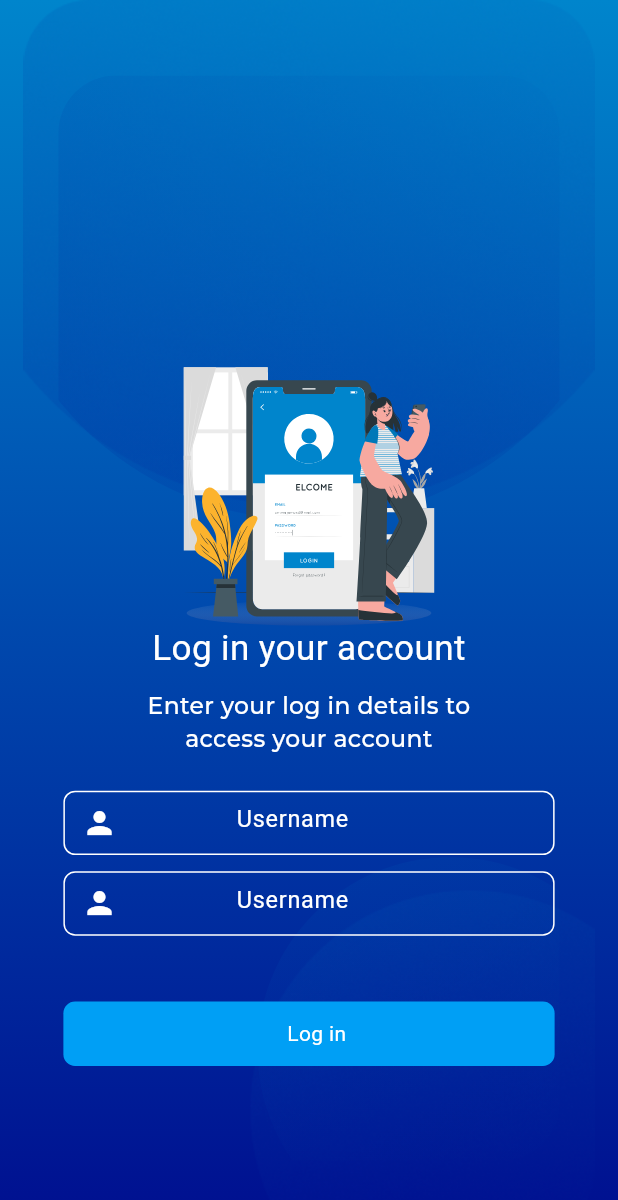
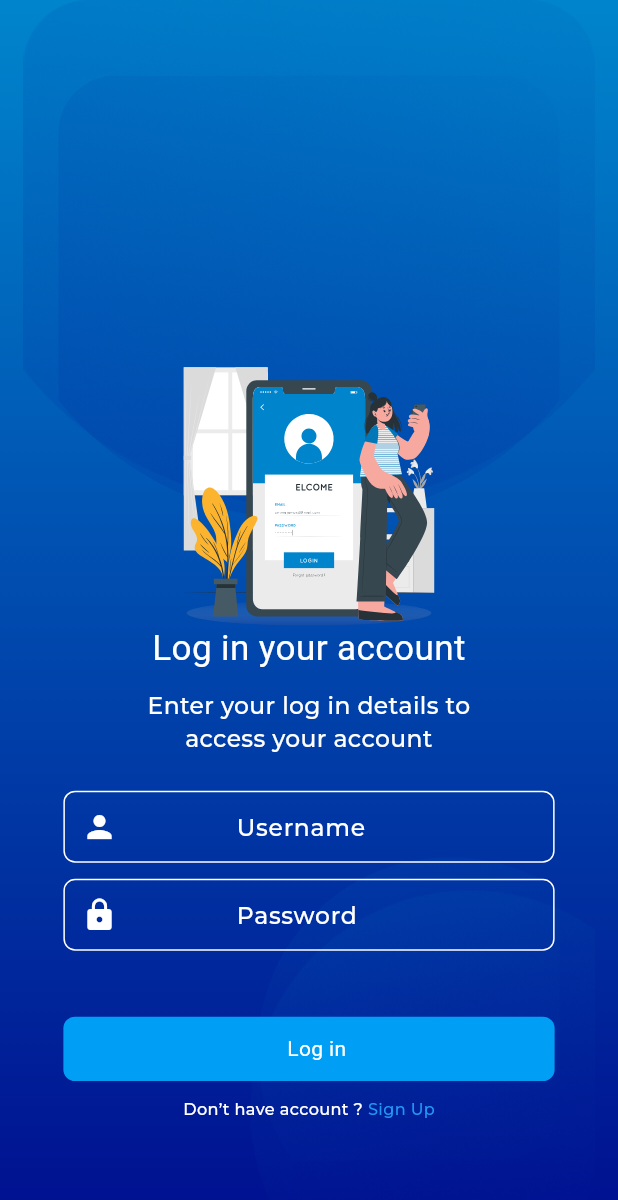
Before and after one commit to alsakniahmad51/Quis, a Flutter app: the LoginPage screen opened by its route, on a phone screen of 412 x 824 dp. Shown: the top 1200 px of the screen. Run offline on Flutter 3.47's test engine with Material 3 defaults, Android fonts, the phone set to English and light mode, and no system bars; our stand-ins replace flutter_screenutil, flutter_svg, font_awesome_flutter, introduction_screen; Roboto replaces fonts that are missing (mochiy).

Commit message:
Finish login page

```diff
--- a/lib/core/util/constants.dart
+++ b/lib/core/util/constants.dart
@@ -5,8 +5,3 @@ abstract class AppSize {
 
 String fontApp = 'mochiy';
 String montserrate = 'montserrat';
-void main() {
-  Set<String> a = {"Ahmad", "kd", "dkd"};
-
-  print(a.elementAt(0));
-}
--- a/lib/features/Authentecation/presentation/pages/login.dart
+++ b/lib/features/Authentecation/presentation/pages/login.dart
@@ -1,8 +1,7 @@
 import 'package:flutter/material.dart';
 import 'package:flutter_screenutil/flutter_screenutil.dart';
-import 'package:flutter_svg/svg.dart';
 import 'package:quis_app/core/util/constants.dart';
-import 'package:quis_app/features/Authentecation/presentation/widgets/customtextfield.dart';
+import 'package:quis_app/features/Authentecation/presentation/widgets/custom_text_field.dart';
 import 'package:quis_app/features/onboarding/presentation/widgets/body_widget.dart';
 import 'package:quis_app/features/onboarding/presentation/widgets/customButton.dart';
 
@@ -19,7 +18,8 @@ class LoginPage extends StatelessWidget {
           height: AppSize.hight.h,
           decoration: const BoxDecoration(
             image: DecorationImage(
-                image: AssetImage('assets/images/Frame 11.png')),
+              image: AssetImage('assets/images/Frame 11.png'),
+            ),
             gradient: LinearGradient(
               begin: Alignment.topCenter,
               end: Alignment.bottomCenter,
@@ -35,11 +35,17 @@ class LoginPage extends StatelessWidget {
               subtitle: "Enter your log in details to\naccess your account",
               button: Column(
                 children: [
-                  const CustomTextField(),
+                  const CustomTextField(
+                    icon: Icon(color: Colors.white, Icons.person),
+                    hintText: "Username",
+                  ),
                   SizedBox(
                     height: 11.h,
                   ),
-                  const CustomTextField(),
+                  const CustomTextField(
+                    hintText: "Password",
+                    icon: Icon(Icons.lock, color: Colors.white),
+                  ),
                   SizedBox(
                     height: 45.h,
                   ),
@@ -47,7 +53,29 @@ class LoginPage extends StatelessWidget {
                       textButton: "Log in",
                       onPressed: () {},
                       colorButton: const Color(0xff009FF5),
-                      iconButton: null)
+                      iconButton: null),
+                  SizedBox(
+                    height: 11.h,
+                  ),
+                  Row(
+                    mainAxisAlignment: MainAxisAlignment.center,
+                    children: [
+                      Text(
+                        "Don’t have account ? ",
+                        style: TextStyle(
+                            color: Colors.white,
+                            fontFamily: montserrate,
+                            fontSize: 11.sp),
+                      ),
+                      Text(
+                        "Sign Up",
+                        style: TextStyle(
+                            color: Colors.blue,
+                            fontFamily: montserrate,
+                            fontSize: 11.sp),
+                      )
+                    ],
+                  )
                 ],
               )),
         ),
--- a/lib/features/Authentecation/presentation/widgets/customtextfield.dart
+++ b/lib/features/Authentecation/presentation/widgets/custom_text_field.dart
@@ -1,22 +1,33 @@
 import 'package:flutter/material.dart';
 import 'package:flutter_screenutil/flutter_screenutil.dart';
 
+import '../../../../core/util/constants.dart';
+
 class CustomTextField extends StatelessWidget {
-  const CustomTextField({super.key});
-
+  const CustomTextField(
+      {super.key, required this.hintText, required this.icon});
+  final String hintText;
+  final Widget icon;
   @override
   Widget build(BuildContext context) {
     return SizedBox(
-      height: 44.h,
+      // height: 44.h,
       width: 310.w,
       child: TextFormField(
+        cursorHeight: 15.h,
+        cursorColor: Colors.white,
+        style: TextStyle(
+            height: 0.8.h,
+            color: Colors.white,
+            fontFamily: montserrate,
+            fontWeight: FontWeight.w500),
         decoration: InputDecoration(
-          hintText: "Username",
+          hintText: hintText,
           prefix: SizedBox(
             width: 60.w,
           ),
           hintStyle: TextStyle(color: Colors.white, fontSize: 16.sp),
-          prefixIcon: const Icon(color: Colors.white, Icons.person),
+          prefixIcon: icon,
           border: outlineBorder(),
           enabledBorder: outlineBorder(),
           focusedBorder: outlineBorder(),
```
